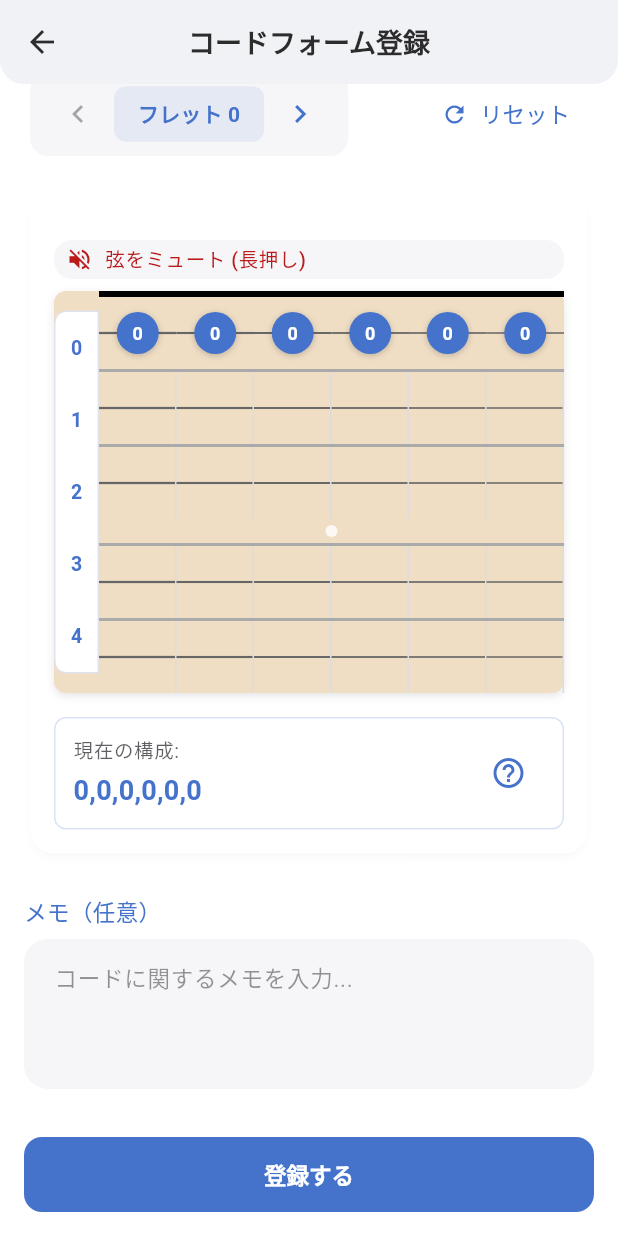
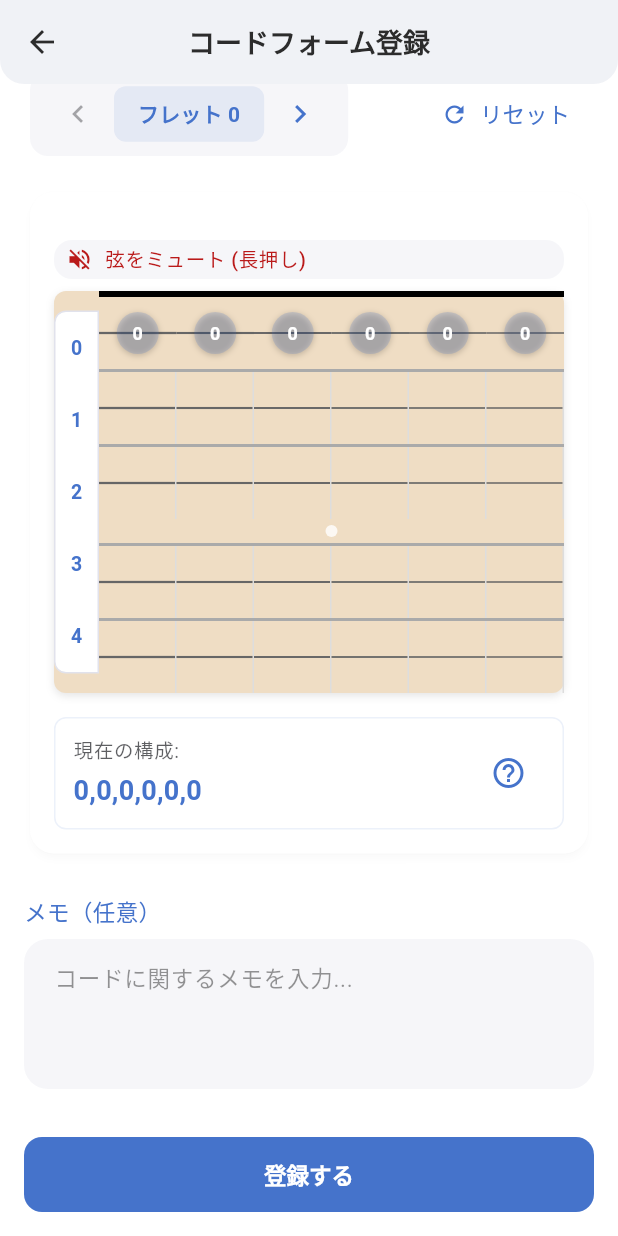
Before and after one commit to kabikira/tune_chord_sample, a Flutter app: the CodeFormRegister screen opened directly with empty values, scrolled down 256 dp, on a phone screen of 412 x 824 dp. Run offline on Flutter 3.47's test engine with Material 3 defaults, Android fonts, the light colour scheme and no system bars; our stand-ins replace drift, flutter_hooks, gap, go_router, hooks_riverpod, logger and 1 more; missing offline and left inert: sqlite3; accounts and stored records are empty; generated files the repository leaves out were written again.

Commit message:
refactor: withOpacityをwithAlphaに変更し、透明度の値を0-255の範囲に変換

```diff
--- a/lib/src/pages/codeForm/code_form_register.dart
+++ b/lib/src/pages/codeForm/code_form_register.dart
@@ -20,7 +20,7 @@ class CodeFormRegister extends HookConsumerWidget {
     final tuningAsync = ref.watch(singleTuningProvider(tuningId));
 
     return Scaffold(
-      backgroundColor: theme.colorScheme.surface.withOpacity(0.95),
+      backgroundColor: theme.colorScheme.surface.withAlpha(242),
       appBar: AppBar(
         title: const Text('コードフォーム登録'),
         elevation: 0,
@@ -50,9 +50,7 @@ class CodeFormRegister extends HookConsumerWidget {
                             Container(
                               padding: const EdgeInsets.all(8),
                               decoration: BoxDecoration(
-                                color: theme.colorScheme.primary.withOpacity(
-                                  0.1,
-                                ),
+                                color: theme.colorScheme.primary.withAlpha(128),
                                 shape: BoxShape.circle,
                               ),
                               child: Icon(
@@ -69,7 +67,7 @@ class CodeFormRegister extends HookConsumerWidget {
                                     'チューニング',
                                     style: theme.textTheme.titleSmall?.copyWith(
                                       color: theme.colorScheme.onSurface
-                                          .withOpacity(0.7),
+                                          .withAlpha(179),
                                     ),
                                   ),
                                   const SizedBox(height: 4),
@@ -83,7 +81,7 @@ class CodeFormRegister extends HookConsumerWidget {
                                     tuning.strings,
                                     style: theme.textTheme.bodyMedium?.copyWith(
                                       color: theme.colorScheme.onSurface
-                                          .withOpacity(0.7),
+                                          .withAlpha(179),
                                     ),
                                   ),
                                 ],
@@ -124,7 +122,7 @@ class CodeFormRegister extends HookConsumerWidget {
                 decoration: InputDecoration(
                   hintText: 'Em, C, G7など',
                   filled: true,
-                  fillColor: theme.colorScheme.surfaceVariant.withOpacity(0.3),
+                  fillColor: theme.colorScheme.surfaceVariant.withAlpha(77),
                   border: OutlineInputBorder(
                     borderRadius: BorderRadius.circular(16),
                     borderSide: BorderSide.none,
@@ -162,7 +160,7 @@ class CodeFormRegister extends HookConsumerWidget {
                   // フレット位置表示と移動ボタン
                   Card(
                     elevation: 0,
-                    color: theme.colorScheme.surfaceVariant.withOpacity(0.3),
+                    color: theme.colorScheme.surfaceVariant.withAlpha(77),
                     shape: RoundedRectangleBorder(
                       borderRadius: BorderRadius.circular(12),
                     ),
@@ -189,7 +187,7 @@ class CodeFormRegister extends HookConsumerWidget {
                               vertical: 8,
                             ),
                             decoration: BoxDecoration(
-                              color: theme.colorScheme.primary.withOpacity(0.1),
+                              color: theme.colorScheme.primary.withAlpha(26),
                               borderRadius: BorderRadius.circular(8),
                             ),
                             child: Text(
@@ -264,7 +262,7 @@ class CodeFormRegister extends HookConsumerWidget {
                 decoration: InputDecoration(
                   hintText: 'コードに関するメモを入力...',
                   filled: true,
-                  fillColor: theme.colorScheme.surfaceVariant.withOpacity(0.3),
+                  fillColor: theme.colorScheme.surfaceVariant.withAlpha(77),
                   border: OutlineInputBorder(
                     borderRadius: BorderRadius.circular(16),
                     borderSide: BorderSide.none,
@@ -372,10 +370,8 @@ class CodeFormRegister extends HookConsumerWidget {
                             decoration: BoxDecoration(
                               color:
                                   isStringMuted
-                                      ? theme.colorScheme.error.withOpacity(0.1)
-                                      : theme.colorScheme.primary.withOpacity(
-                                        0.1,
-                                      ),
+                                      ? theme.colorScheme.error.withAlpha(26)
+                                      : theme.colorScheme.primary.withAlpha(26),
                               shape: BoxShape.circle,
                             ),
                             child: Center(
@@ -408,7 +404,7 @@ class CodeFormRegister extends HookConsumerWidget {
                 margin: const EdgeInsets.only(bottom: 8),
                 padding: const EdgeInsets.symmetric(horizontal: 8, vertical: 4),
                 decoration: BoxDecoration(
-                  color: theme.colorScheme.surfaceVariant.withOpacity(0.3),
+                  color: theme.colorScheme.surfaceVariant.withAlpha(77),
                   borderRadius: BorderRadius.circular(12),
                 ),
                 child: Row(
@@ -439,7 +435,7 @@ class CodeFormRegister extends HookConsumerWidget {
                 borderRadius: BorderRadius.circular(8),
                 boxShadow: [
                   BoxShadow(
-                    color: Colors.black.withOpacity(0.1),
+                    color: Colors.black.withAlpha(26),
                     blurRadius: 4,
                     offset: const Offset(0, 2),
                   ),
@@ -499,7 +495,7 @@ class CodeFormRegister extends HookConsumerWidget {
                                 width: 8,
                                 height: 8,
                                 decoration: BoxDecoration(
-                                  color: Colors.white.withOpacity(0.8),
+                                  color: Colors.white.withAlpha(204),
                                   shape: BoxShape.circle,
                                 ),
                               ),
@@ -599,8 +595,8 @@ class CodeFormRegister extends HookConsumerWidget {
                                               height: stringThickness,
                                               color:
                                                   isMuted
-                                                      ? Colors.grey.withOpacity(
-                                                        0.3,
+                                                      ? Colors.grey.withAlpha(
+                                                        77,
                                                       )
                                                       : const Color(0xFF666666),
                                             ),
@@ -610,13 +606,14 @@ class CodeFormRegister extends HookConsumerWidget {
                                                 width: 28,
                                                 height: 28,
                                                 decoration: BoxDecoration(
-                                                  color: theme.colorScheme.error
-                                                      .withOpacity(0.8),
+                                                  color: Colors.black.withAlpha(
+                                                    51,
+                                                  ),
                                                   shape: BoxShape.circle,
                                                   boxShadow: [
                                                     BoxShadow(
                                                       color: Colors.black
-                                                          .withOpacity(0.2),
+                                                          .withAlpha(51),
                                                       blurRadius: 3,
                                                       offset: const Offset(
                                                         0,
@@ -643,13 +640,15 @@ class CodeFormRegister extends HookConsumerWidget {
                                                 width: 28,
                                                 height: 28,
                                                 decoration: BoxDecoration(
-                                                  color:
-                                                      theme.colorScheme.primary,
+                                                  color: theme
+                                                      .colorScheme
+                                                      .primary
+                                                      .withAlpha(51),
                                                   shape: BoxShape.circle,
                                                   boxShadow: [
                                                     BoxShadow(
                                                       color: Colors.black
-                                                          .withOpacity(0.2),
+                                                          .withAlpha(51),
                                                       blurRadius: 3,
                                                       offset: const Offset(
                                                         0,
@@ -695,7 +694,7 @@ class CodeFormRegister extends HookConsumerWidget {
                 color: theme.colorScheme.surface,
                 borderRadius: BorderRadius.circular(8),
                 border: Border.all(
-                  color: theme.colorScheme.primary.withOpacity(0.2),
+                  color: theme.colorScheme.primary.withAlpha(26),
                 ),
               ),
               padding: const EdgeInsets.all(12),
@@ -709,7 +708,7 @@ class CodeFormRegister extends HookConsumerWidget {
                       Text(
                         '現在の構成:',
                         style: theme.textTheme.bodySmall?.copyWith(
-                          color: theme.colorScheme.onSurface.withOpacity(0.7),
+                          color: theme.colorScheme.onSurface.withAlpha(179),
                         ),
                       ),
                       const SizedBox(height: 4),
```
Also changed, not shown: lib/src/pages/codeForm/code_form_delete_dialog.dart (+4 -6 lines), lib/src/pages/codeForm/code_form_list.dart (+11 -15 lines), lib/src/pages/codeForm/code_form_update_dialog.dart (+21 -22 lines).
